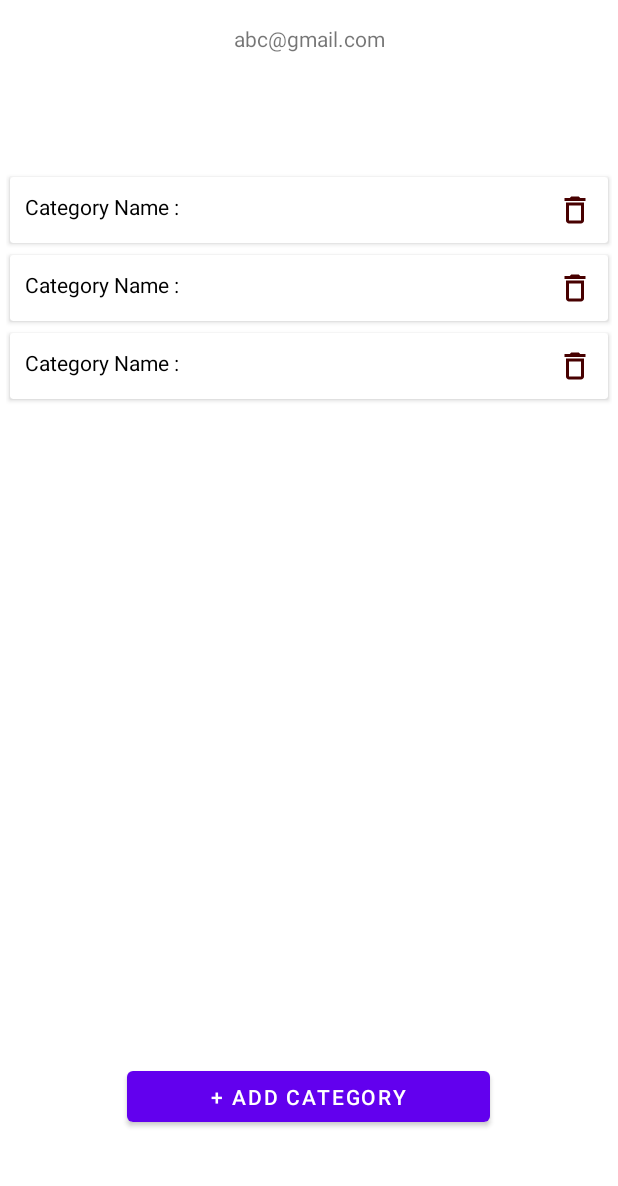
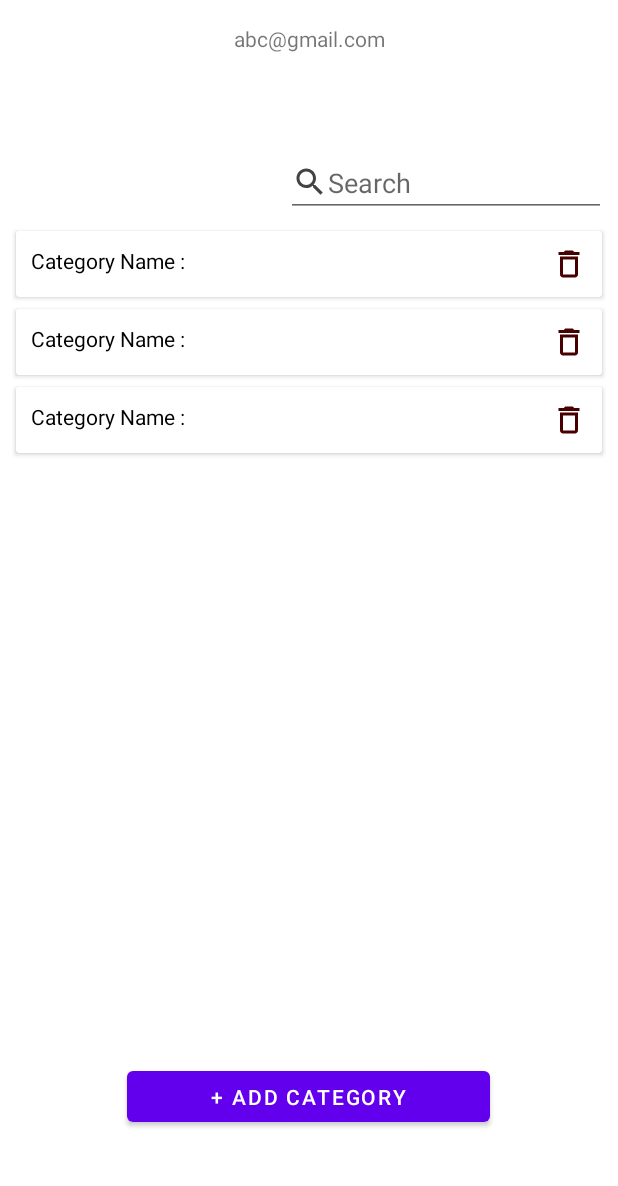
Before and after one commit to CodeERAayush/iLibrary, an Android app: the layout activity_dashboard_admin.xml on its own in the app's theme, with its tools: preview values and no code run, on a phone screen of 412 x 824 dp, the part 50-1236 px from its top. Run offline under Robolectric (Android 15) with nearby library versions, the phone set to English and light mode, and no system bars.

Commit message:
Day 4 - Search Category added

```diff
--- /dev/null
+++ b/app/src/main/res/drawable/ic_baseline_search_24.xml
@@ -0,0 +1,5 @@
+<vector android:height="24dp" android:tint="#434343"
+    android:viewportHeight="24" android:viewportWidth="24"
+    android:width="24dp" xmlns:android="http://schemas.android.com/apk/res/android">
+    <path android:fillColor="@android:color/white" android:pathData="M15.5,14h-0.79l-0.28,-0.27C15.41,12.59 16,11.11 16,9.5 16,5.91 13.09,3 9.5,3S3,5.91 3,9.5 5.91,16 9.5,16c1.61,0 3.09,-0.59 4.23,-1.57l0.27,0.28v0.79l5,4.99L20.49,19l-4.99,-5zM9.5,14C7.01,14 5,11.99 5,9.5S7.01,5 9.5,5 14,7.01 14,9.5 11.99,14 9.5,14z"/>
+</vector>
--- a/app/src/main/res/layout/activity_dashboard_admin.xml
+++ b/app/src/main/res/layout/activity_dashboard_admin.xml
@@ -58,15 +58,30 @@
 
     <androidx.recyclerview.widget.RecyclerView
         android:id="@+id/reCat"
-        android:layout_width="404dp"
-        android:layout_height="552dp"
+        android:layout_width="396dp"
+        android:layout_height="430dp"
+        android:layout_margin="5dp"
         android:layout_marginStart="3dp"
         android:layout_marginEnd="3dp"
-        tools:listitem="@layout/row_category"
-        android:layout_margin="5dp"
         app:layout_constraintBottom_toTopOf="@+id/addCat"
         app:layout_constraintEnd_toEndOf="parent"
+        app:layout_constraintHorizontal_bias="0.444"
         app:layout_constraintStart_toStartOf="parent"
-        app:layout_constraintTop_toBottomOf="@+id/emailAdmin"
-        app:layout_constraintVertical_bias="0.666" />
+        app:layout_constraintTop_toBottomOf="@+id/searchBtn"
+        app:layout_constraintVertical_bias="0.0"
+        tools:listitem="@layout/row_category" />
+
+    <EditText
+        android:id="@+id/searchBtn"
+        android:layout_width="wrap_content"
+        android:layout_height="wrap_content"
+        android:layout_marginTop="64dp"
+        android:ems="10"
+        android:hint="Search"
+        android:drawableLeft="@drawable/ic_baseline_search_24"
+        android:inputType="textPersonName"
+        app:layout_constraintEnd_toEndOf="parent"
+        app:layout_constraintHorizontal_bias="0.96"
+        app:layout_constraintStart_toStartOf="parent"
+        app:layout_constraintTop_toBottomOf="@+id/emailAdmin" />
 </androidx.constraintlayout.widget.ConstraintLayout>
--- a/app/src/main/res/layout/row_category.xml
+++ b/app/src/main/res/layout/row_category.xml
@@ -13,7 +13,7 @@
         android:orientation="horizontal"
         >
         <TextView
-            android:id="@+id/cateRe"
+            android:id="@+id/categoryTv"
             android:layout_width="wrap_content"
             android:layout_height="wrap_content"
             android:text="Category Name :"
@@ -21,7 +21,7 @@
             android:textColor="@color/black"/>
 
     <ImageButton
-        android:id="@+id/delBut"
+        android:id="@+id/deleteBtn"
         android:layout_width="wrap_content"
         android:layout_height="wrap_content"
         android:background="@color/white"
```
Also changed, not shown: app/src/main/java/com/codeeraayush/ilibrary/AdapterCategory.java (+71 -10 lines), app/src/main/java/com/codeeraayush/ilibrary/DashboardAdminActivity.java (+29 -0 lines), app/src/main/java/com/codeeraayush/ilibrary/FilterCategory.java (added, +56 -0 lines).
